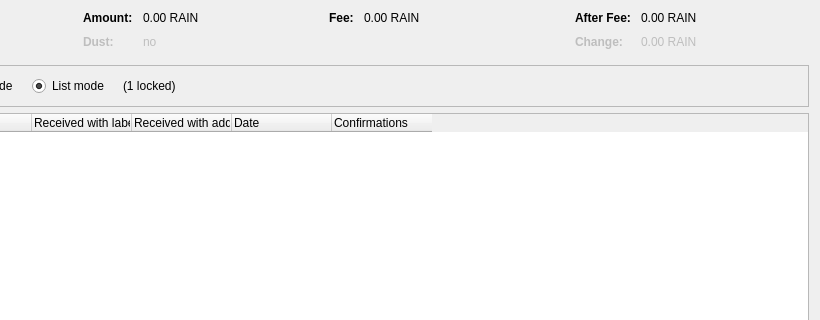
First picture: the form in src/qt/forms/coincontroldialog.ui, repository BlockMechanic/rain, before the edit; both pictures show x 180 to 1000 and y 0 to 320 of the 1000 by 500 pixel window.
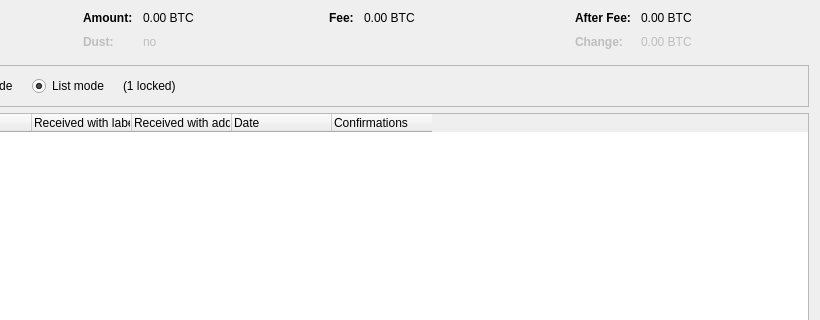
Second picture: the form after the edit. Custom widgets are drawn as their Qt base class.

The edit to the form file:
```diff
--- a/src/qt/forms/coincontroldialog.ui
+++ b/src/qt/forms/coincontroldialog.ui
@@ -132,7 +132,7 @@
           <enum>Qt::ActionsContextMenu</enum>
          </property>
          <property name="text">
-          <string notr="true">0.00 RAIN</string>
+          <string notr="true">0.00 BTC</string>
          </property>
          <property name="textInteractionFlags">
           <set>Qt::LinksAccessibleByMouse|Qt::TextSelectableByKeyboard|Qt::TextSelectableByMouse</set>
@@ -212,7 +212,7 @@
           <enum>Qt::ActionsContextMenu</enum>
          </property>
          <property name="text">
-          <string notr="true">0.00 RAIN</string>
+          <string notr="true">0.00 BTC</string>
          </property>
          <property name="textInteractionFlags">
           <set>Qt::LinksAccessibleByMouse|Qt::TextSelectableByKeyboard|Qt::TextSelectableByMouse</set>
@@ -257,7 +257,7 @@
           <enum>Qt::ActionsContextMenu</enum>
          </property>
          <property name="text">
-          <string notr="true">0.00 RAIN</string>
+          <string notr="true">0.00 BTC</string>
          </property>
          <property name="textInteractionFlags">
           <set>Qt::LinksAccessibleByMouse|Qt::TextSelectableByKeyboard|Qt::TextSelectableByMouse</set>
@@ -292,7 +292,7 @@
           <enum>Qt::ActionsContextMenu</enum>
          </property>
          <property name="text">
-          <string notr="true">0.00 RAIN</string>
+          <string notr="true">0.00 BTC</string>
          </property>
          <property name="textInteractionFlags">
           <set>Qt::LinksAccessibleByMouse|Qt::TextSelectableByKeyboard|Qt::TextSelectableByMouse</set>
```
